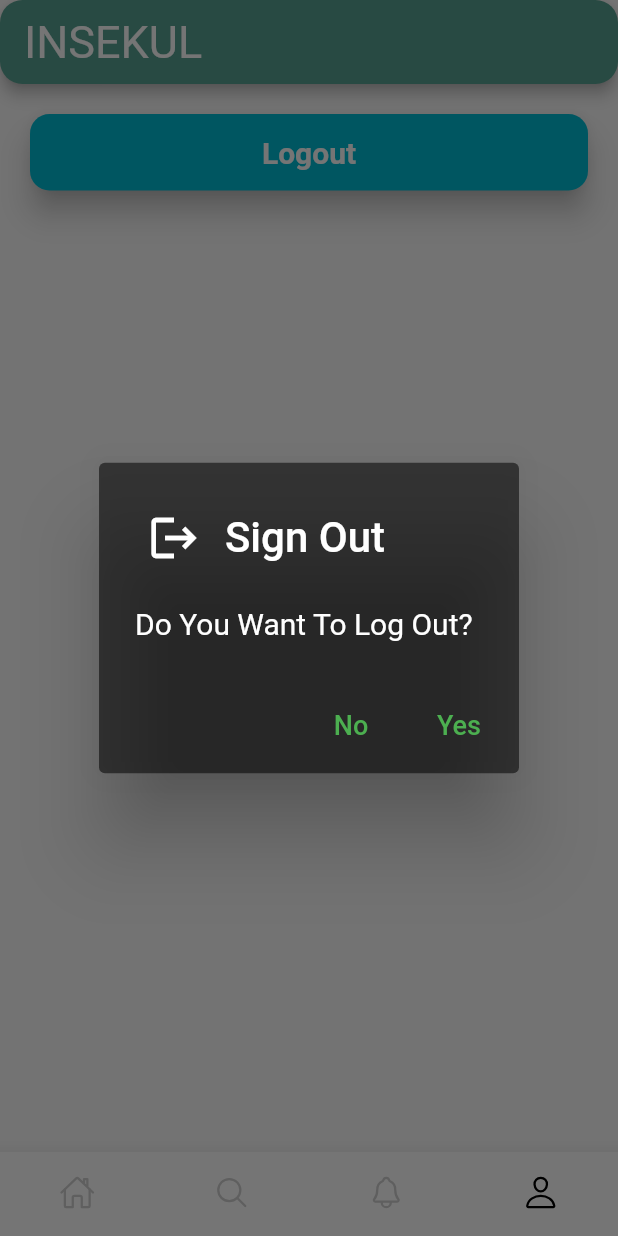
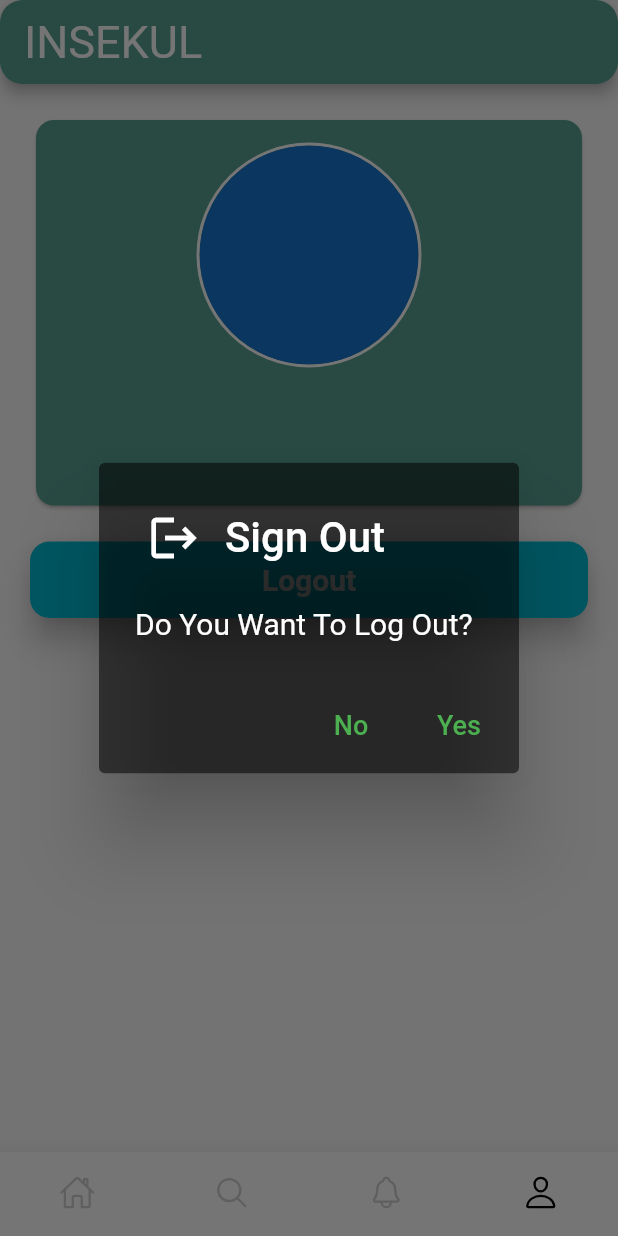
Before and after one commit to divandaf010403/InsekulApp, a Flutter app: the screen it shows once a user with an empty profile is signed in, item 4 of the bottom bar chosen, after a tap on "Logout", on a phone screen of 412 x 824 dp. Run offline on Flutter 3.47's test engine with Material 2 defaults, Android fonts, the light colour scheme and no system bars; our stand-ins replace cloud_firestore, firebase_auth, firebase_core, firebase_storage, google_fonts, image_cropper and 3 more; accounts and stored records are empty; network calls fail.

Commit message:
Update App

```diff
--- a/lib/Display/BottomNav.dart
+++ b/lib/Display/BottomNav.dart
@@ -6,19 +6,18 @@ import 'package:insekul_app/Pages/Notification.dart';
 import 'package:insekul_app/Pages/MyAccount.dart';
 
 class BottomNavigation extends StatefulWidget {
-  const BottomNavigation({Key? key}) : super(key: key);
 
   @override
   State<BottomNavigation> createState() => _BottomNavigationState();
 }
 
 class _BottomNavigationState extends State<BottomNavigation> {
-  List pages = [
-    HomePage(),
-    SearchPage(),
-    NotificationPage(),
-    MyAccount(),
-  ];
+  // List pages = [
+  //   HomePage(),
+  //   SearchPage(),
+  //   NotificationPage(),
+  //   MyAccount(),
+  // ];
 
   int currentIndex = 0;
   void onTap(int index) {
@@ -30,7 +29,15 @@ class _BottomNavigationState extends State<BottomNavigation> {
   @override
   Widget build(BuildContext context) {
     return Scaffold(
-      body: pages[currentIndex],
+      body: IndexedStack(
+        index: currentIndex,
+        children: [
+          HomePage(),
+          SearchPage(),
+          NotificationPage(),
+          MyAccount(),
+        ],
+      ),
       bottomNavigationBar: BottomNavigationBar(
         backgroundColor: Colors.white,
         onTap: onTap,
--- a/lib/Pages/Home.dart
+++ b/lib/Pages/Home.dart
@@ -3,6 +3,8 @@ import 'package:ionicons/ionicons.dart';
 import 'package:google_fonts/google_fonts.dart';
 import 'package:insekul_app/Display/PostCardHome.dart';
 import 'package:insekul_app/SidePages/AddPostPage.dart';
+import 'package:cloud_firestore/cloud_firestore.dart';
+import 'package:firebase_auth/firebase_auth.dart';
 
 class HomePage extends StatefulWidget {
   const HomePage({Key? key}) : super(key: key);
@@ -12,6 +14,28 @@ class HomePage extends StatefulWidget {
 }
 
 class _HomePageState extends State<HomePage> {
+
+  String? name = '';
+
+  Future _getData() async {
+    await FirebaseFirestore.instance.collection('users').doc(FirebaseAuth.instance.currentUser!.uid)
+        .get()
+        .then((snapshot) {
+          if (snapshot.exists) {
+            setState(() {
+              name = snapshot.data()!['name'];
+            });
+          }
+    });
+  }
+
+  @override
+  void initState() {
+    // TODO: implement initState
+    super.initState();
+    _getData();
+  }
+
   @override
   Widget build(BuildContext context) {
     return Scaffold(
@@ -20,6 +44,16 @@ class _HomePageState extends State<HomePage> {
           automaticallyImplyLeading: false,
           shape: RoundedRectangleBorder(
               borderRadius: BorderRadius.circular(15)
+          ),
+          bottom: PreferredSize(
+            preferredSize: Size(0, 50),
+            child: Container(
+              alignment: Alignment.topLeft,
+              padding: EdgeInsets.symmetric(horizontal: 17),
+              constraints: BoxConstraints.expand(height: 50),
+              child: Text(
+                "Hi, " + name!, style: TextStyle(fontSize: 20, fontWeight: FontWeight.bold, color: Colors.white),),
+            ),
           ),
           title: Text('INSEKUL', style: GoogleFonts.oleoScript(fontSize: 30, fontWeight: FontWeight.w400, color: Colors.white),),
           actions: [
--- a/lib/Pages/LoginPage.dart
+++ b/lib/Pages/LoginPage.dart
@@ -1,5 +1,6 @@
+import 'package:cloud_firestore/cloud_firestore.dart';
 import 'package:flutter/material.dart';
-import 'package:insekul_app/Custom/CustomTextInput.dart';
+import 'package:shared_preferences/shared_preferences.dart';
 import 'package:google_fonts/google_fonts.dart';
 import 'package:ionicons/ionicons.dart';
 import 'package:insekul_app/Pages/SignUpPage.dart';
@@ -43,6 +44,7 @@ class _LoginPageState extends State<LoginPage> with TickerProviderStateMixin {
           email: _emailController.text.trim().toLowerCase(),
           password: _passController.text.trim(),
         );
+
         Navigator.canPop(context) ? Navigator.pop(context) : null;
       } catch (error) {
         setState(() {
@@ -73,11 +75,11 @@ class _LoginPageState extends State<LoginPage> with TickerProviderStateMixin {
                 SizedBox(height: 50,),
                 Container(
                   alignment: Alignment.center,
-                  child: Text('INSEKUL', style: GoogleFonts.oleoScript(fontSize: 50, fontWeight: FontWeight.w400, color: Colors.black),),
+                  child: Text('INSEKUL', style: GoogleFonts.oleoScript(fontSize: 50, fontWeight: FontWeight.w400, color: Color(0xFF58A191)),),
                 ),
                 Container(
                   alignment: Alignment.center,
-                  child: Text('Info Seputar Kuliah', style: GoogleFonts.tangerine(fontSize: 30, fontWeight: FontWeight.w400, color: Colors.black),),
+                  child: Text('Info Seputar Kuliah', style: GoogleFonts.courgette(fontSize: 25, fontWeight: FontWeight.w400, color: Colors.black),),
                 ),
                 SizedBox(height: 50,),
                 Container(
@@ -202,7 +204,7 @@ class _LoginPageState extends State<LoginPage> with TickerProviderStateMixin {
                         :
                         MaterialButton(
                           onPressed: _submitFormOnLogin,
-                          color: Colors.cyan,
+                          color: Color(0xFF58A191),
                           elevation: 8,
                           shape: RoundedRectangleBorder(
                             borderRadius: BorderRadius.circular(13),
--- a/lib/Pages/MyAccount.dart
+++ b/lib/Pages/MyAccount.dart
@@ -1,7 +1,12 @@
+import 'dart:io';
 import 'package:flutter/material.dart';
 import 'package:google_fonts/google_fonts.dart';
 import 'package:firebase_auth/firebase_auth.dart';
 import 'package:insekul_app/Custom/user_state.dart';
+import 'package:firebase_auth/firebase_auth.dart';
+import 'package:firebase_storage/firebase_storage.dart';
+import 'package:cloud_firestore/cloud_firestore.dart';
+import 'package:google_fonts/google_fonts.dart';
 
 class MyAccount extends StatefulWidget {
   const MyAccount({Key? key}) : super(key: key);
@@ -11,6 +16,32 @@ class MyAccount extends StatefulWidget {
 }
 
 class _MyAccountState extends State<MyAccount> {
+
+  String? imageUrl = '';
+  String? name = '';
+  String? email = '';
+  File? imageXFile;
+
+  Future _getData() async {
+    await FirebaseFirestore.instance.collection('users').doc(FirebaseAuth.instance.currentUser!.uid)
+        .get()
+        .then((snapshot) {
+      if (snapshot.exists) {
+        setState(() {
+          imageUrl = snapshot.data()!['userImage'];
+          name = snapshot.data()!['name'];
+          email = snapshot.data()!['email'];
+        });
+      }
+    });
+  }
+
+  @override
+  void initState() {
+    // TODO: implement initState
+    super.initState();
+    _getData();
+  }
 
   void _logout(context) {
     final FirebaseAuth _auth = FirebaseAuth.instance;
@@ -77,8 +108,49 @@ class _MyAccountState extends State<MyAccount> {
         ),
         title: Text('INSEKUL', style: GoogleFonts.oleoScript(fontSize: 30, fontWeight: FontWeight.w400, color: Colors.white),),
       ),
-      body: Padding(
+      body: ListView(
+        children: [
+          Padding(
             padding: EdgeInsets.all(20),
+            child: Card(
+              color: Color(0xFF58A191),
+              shape: RoundedRectangleBorder(
+                borderRadius: BorderRadius.circular(12),
+              ),
+              child: Column(
+                mainAxisAlignment: MainAxisAlignment.center,
+                crossAxisAlignment: CrossAxisAlignment.center,
+                children: [
+                  SizedBox(height: 15,),
+                  Container(
+                    height: 150,
+                    width: 150,
+                    decoration: BoxDecoration(
+                      border: Border.all(width: 2, color: Colors.white),
+                      borderRadius: BorderRadius.circular(100),
+                    ),
+                    child: ClipRRect(
+                      borderRadius: BorderRadius.circular(100),
+                      child: CircleAvatar(
+                        backgroundImage: imageXFile == null
+                            ?
+                        NetworkImage(imageUrl!)
+                            :
+                        Image.file(imageXFile!).image,
+                      ),
+                    ),
+                  ),
+                  SizedBox(height: 15,),
+                  Text(name!, style: GoogleFonts.fugazOne(fontSize: 30, color: Colors.white),),
+                  // SizedBox(height: 5,),
+                  Text(email!, style: GoogleFonts.itim(fontSize: 23, color: Colors.white),),
+                  SizedBox(height: 15,),
+                ],
+              ),
+            ),
+          ),
+          Container(
+            padding: EdgeInsets.symmetric(horizontal: 20),
             child: MaterialButton(
               onPressed: (){
                 _logout(context);
@@ -106,6 +178,8 @@ class _MyAccountState extends State<MyAccount> {
               ),
             ),
           )
+        ],
+      )
     );
   }
 }
--- a/lib/Pages/Search.dart
+++ b/lib/Pages/Search.dart
@@ -31,7 +31,7 @@ class _SearchPageState extends State<SearchPage> {
         automaticallyImplyLeading: false,
         title: Text('INSEKUL', style: GoogleFonts.oleoScript(fontSize: 30, fontWeight: FontWeight.w400, color: Colors.white),),
         bottom: PreferredSize(
-          preferredSize: Size.fromHeight(60),
+          preferredSize: Size.fromHeight(70),
           child: Padding(
             padding: EdgeInsets.only(bottom: 15, left: 15, right: 15),
             child: TextField(
--- a/lib/Pages/SignUpPage.dart
+++ b/lib/Pages/SignUpPage.dart
@@ -4,12 +4,13 @@ import 'package:google_fonts/google_fonts.dart';
 import 'package:insekul_app/Custom/global_methods.dart';
 import 'package:ionicons/ionicons.dart';
 import 'package:insekul_app/Custom/CustomTextInput.dart';
-import 'package:insekul_app/Display/BottomNav.dart';
+import 'package:insekul_app/Pages/LoginPage.dart';
 import 'package:image_picker/image_picker.dart';
 import 'package:image_cropper/image_cropper.dart';
 import 'package:firebase_auth/firebase_auth.dart';
 import 'package:firebase_storage/firebase_storage.dart';
 import 'package:cloud_firestore/cloud_firestore.dart';
+import 'package:shared_preferences/shared_preferences.dart';
 
 class SignUpPage extends StatefulWidget {
   const SignUpPage({Key? key}) : super(key: key);
--- a/pubspec.yaml
+++ b/pubspec.yaml
@@ -44,6 +44,7 @@ dependencies:
   firebase_core: ^2.3.0
   cloud_firestore: ^4.1.0
   firebase_storage: ^11.0.6
+  shared_preferences: ^2.0.15
 
 dev_dependencies:
   flutter_test:
```
Also changed, not shown: pubspec.lock, 1 other file. Lines whose indentation alone changed are shown as unchanged.
